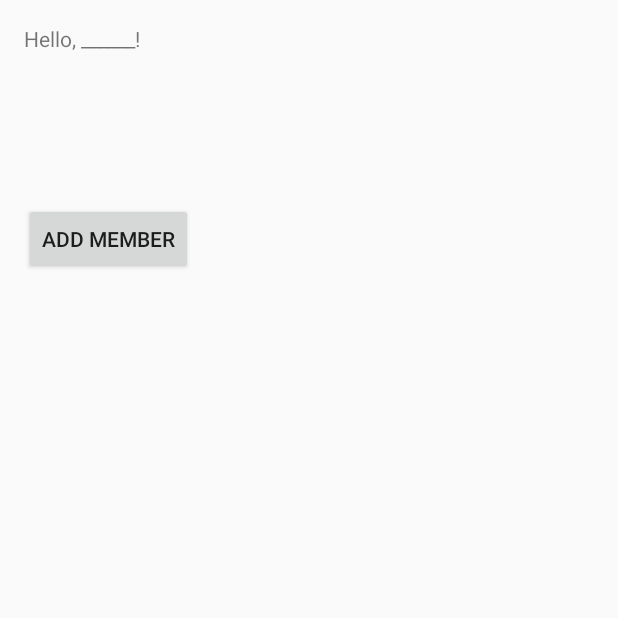
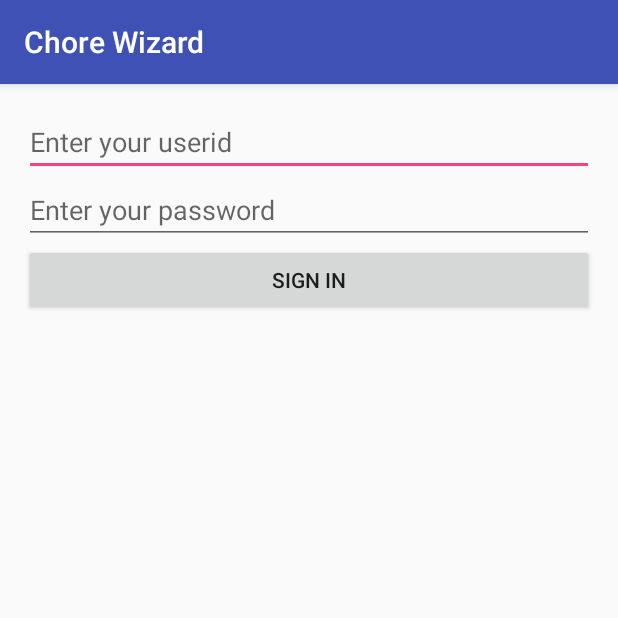
Before and after one commit to cheponin/ChoreWizard, an Android app: the screen it shows after launch (HomeActivity before the commit, SignInActivity after it), after a tap on "OK", on a phone screen of 412 x 824 dp, the top half of it. Run offline under Robolectric (Android 15) with nearby library versions, the phone set to English and light mode, and no system bars.

Commit message:
Log in and log out correctly working.

```diff
--- a/app/build.gradle
+++ b/app/build.gradle
@@ -24,4 +24,5 @@ dependencies {
     testCompile 'junit:junit:4.12'
     compile 'com.android.support:appcompat-v7:23.2.1'
     compile 'com.android.support:design:23.2.1'
+    compile 'com.android.support:support-v4:23.2.1'
 }
--- a/app/src/main/java/tcss450/uw/edu/chorewizard/WelcomeActivity.java
+++ b/app/src/main/java/tcss450/uw/edu/chorewizard/WelcomeActivity.java
@@ -4,6 +4,9 @@ import android.content.Intent;
 import android.support.v7.app.AppCompatActivity;
 import android.os.Bundle;
 import android.view.View;
+
+import tcss450.uw.edu.chorewizard.authenticate.SignInActivity;
+
 
 public class WelcomeActivity extends AppCompatActivity {
 
@@ -15,7 +18,8 @@ public class WelcomeActivity extends AppCompatActivity {
 
     // Takes user to HomeActivity
     public void clickOk(View view) {
-        Intent intent = new Intent(this, HomeActivity.class);
+        Intent intent = new Intent(this, SignInActivity.class);
         startActivity(intent);
     }
+
 }
--- /dev/null
+++ b/app/src/main/java/tcss450/uw/edu/chorewizard/authenticate/LoginFragment.java
@@ -0,0 +1,162 @@
+package tcss450.uw.edu.chorewizard.authenticate;
+
+import android.content.Context;
+import android.net.Uri;
+import android.os.Bundle;
+import android.support.v4.app.Fragment;
+import android.text.TextUtils;
+import android.view.LayoutInflater;
+import android.view.View;
+import android.view.ViewGroup;
+import android.widget.Button;
+import android.widget.EditText;
+import android.widget.Toast;
+
+import tcss450.uw.edu.chorewizard.R;
+
+/**
+ * A simple {@link Fragment} subclass.
+ * Activities that contain this fragment must implement the
+ * {@link LoginFragment.OnFragmentInteractionListener} interface
+ * to handle interaction events.
+ * Use the {@link LoginFragment#newInstance} factory method to
+ * create an instance of this fragment.
+ */
+public class LoginFragment extends Fragment {
+    // TODO: Rename parameter arguments, choose names that match
+    // the fragment initialization parameters, e.g. ARG_ITEM_NUMBER
+    private static final String ARG_PARAM1 = "param1";
+    private static final String ARG_PARAM2 = "param2";
+
+    // TODO: Rename and change types of parameters
+    private String mParam1;
+    private String mParam2;
+
+    private OnFragmentInteractionListener mListener;
+
+    public LoginFragment() {
+        // Required empty public constructor
+    }
+
+    /**
+     * Use this factory method to create a new instance of
+     * this fragment using the provided parameters.
+     *
+     * @param param1 Parameter 1.
+     * @param param2 Parameter 2.
+     * @return A new instance of fragment LoginFragment.
+     */
+    // TODO: Rename and change types and number of parameters
+    public static LoginFragment newInstance(String param1, String param2) {
+        LoginFragment fragment = new LoginFragment();
+        Bundle args = new Bundle();
+        args.putString(ARG_PARAM1, param1);
+        args.putString(ARG_PARAM2, param2);
+        fragment.setArguments(args);
+        return fragment;
+    }
+
+    @Override
+    public void onCreate(Bundle savedInstanceState) {
+        super.onCreate(savedInstanceState);
+        if (getArguments() != null) {
+            mParam1 = getArguments().getString(ARG_PARAM1);
+            mParam2 = getArguments().getString(ARG_PARAM2);
+        }
+    }
+
+    @Override
+    public View onCreateView(LayoutInflater inflater, ViewGroup container,
+                             Bundle savedInstanceState) {
+        // Inflate the layout for this fragment
+        View v =  inflater.inflate(R.layout.fragment_login, container, false);
+        final EditText userIdText = (EditText) v.findViewById(R.id.user_id);
+        final EditText pwdText = (EditText) v.findViewById(R.id.pwd);
+        Button signInButton = (Button) v.findViewById(R.id.signin_button);
+        signInButton.setOnClickListener(new View.OnClickListener() {
+            @Override
+            public void onClick(View v) {
+                String userId = userIdText.getText().toString();
+                String pwd = pwdText.getText().toString();
+                if (TextUtils.isEmpty(userId))  {
+                    Toast.makeText(v.getContext(), "Enter userid"
+                            , Toast.LENGTH_SHORT)
+                            .show();
+                    userIdText.requestFocus();
+                    return;
+                }
+                if (!userId.contains("@")) {
+                    Toast.makeText(v.getContext(), "Enter a valid email address"
+                            , Toast.LENGTH_SHORT)
+                            .show();
+                    userIdText.requestFocus();
+                    return;
+                }
+
+                if (TextUtils.isEmpty(pwd))  {
+                    Toast.makeText(v.getContext(), "Enter password"
+                            , Toast.LENGTH_SHORT)
+                            .show();
+                    pwdText.requestFocus();
+                    return;
+                }
+                if (pwd.length() < 6) {
+                    Toast.makeText(v.getContext(), "Enter password of at least 6characters"
+                            , Toast.LENGTH_SHORT)
+                            .show();
+                    pwdText.requestFocus();
+                    return;
+                }
+
+                ((SignInActivity) getActivity()).login(userId, pwd);
+            }
+        });
+
+        return v;
+    }
+
+
+    // TODO: Rename method, update argument and hook method into UI event
+    public void onButtonPressed(Uri uri) {
+        if (mListener != null) {
+            mListener.onFragmentInteraction(uri);
+        }
+    }
+
+    @Override
+    public void onAttach(Context context) {
+        super.onAttach(context);
+        if (context instanceof OnFragmentInteractionListener) {
+            mListener = (OnFragmentInteractionListener) context;
+        } else {
+            throw new RuntimeException(context.toString()
+                    + " must implement OnFragmentInteractionListener");
+        }
+    }
+
+    @Override
+    public void onDetach() {
+        super.onDetach();
+        mListener = null;
+    }
+
+    /**
+     * This interface must be implemented by activities that contain this
+     * fragment to allow an interaction in this fragment to be communicated
+     * to the activity and potentially other fragments contained in that
+     * activity.
+     * <p/>
+     * See the Android Training lesson <a href=
+     * "http://developer.android.com/training/basics/fragments/communicating.html"
+     * >Communicating with Other Fragments</a> for more information.
+     */
+    public interface OnFragmentInteractionListener {
+        // TODO: Update argument type and name
+        void onFragmentInteraction(Uri uri);
+    }
+
+    public interface LoginInteractionListener {
+        public void login(String userId, String pwd);
+    }
+
+}
--- /dev/null
+++ b/app/src/main/java/tcss450/uw/edu/chorewizard/authenticate/SignInActivity.java
@@ -0,0 +1,55 @@
+package tcss450.uw.edu.chorewizard.authenticate;
+
+import android.content.Context;
+import android.content.Intent;
+import android.content.SharedPreferences;
+import android.net.Uri;
+import android.support.v7.app.AppCompatActivity;
+import android.os.Bundle;
+
+import tcss450.uw.edu.chorewizard.HomeActivity;
+import tcss450.uw.edu.chorewizard.R;
+
+public class SignInActivity extends AppCompatActivity implements LoginFragment.LoginInteractionListener, LoginFragment.OnFragmentInteractionListener {
+
+    private SharedPreferences mSharedPreferences;
+
+    @Override
+    protected void onCreate(Bundle savedInstanceState) {
+        super.onCreate(savedInstanceState);
+        setContentView(R.layout.activity_sign_in);
+
+        mSharedPreferences = getSharedPreferences(getString(R.string.LOGIN_PREFS)
+                , Context.MODE_PRIVATE);
+        if (!mSharedPreferences.getBoolean(getString(R.string.LOGGEDIN), false)) {
+            getSupportFragmentManager().beginTransaction()
+                    .add(R.id.fragment_container, new LoginFragment())
+                    .commit();
+        } else {
+            Intent i = new Intent(this, HomeActivity.class);
+            startActivity(i);
+            finish();
+        }
+
+    }
+
+    @Override
+    public void login(String userId, String pwd) {
+
+        mSharedPreferences
+                .edit()
+                .putBoolean(getString(R.string.LOGGEDIN), true)
+                .commit();
+
+
+        Intent i = new Intent(this, HomeActivity.class);
+        startActivity(i);
+        finish();
+    }
+
+
+    @Override
+    public void onFragmentInteraction(Uri uri) {
+
+    }
+}
--- /dev/null
+++ b/app/src/main/res/layout/activity_sign_in.xml
@@ -0,0 +1,13 @@
+<?xml version="1.0" encoding="utf-8"?>
+<FrameLayout xmlns:android="http://schemas.android.com/apk/res/android"
+    xmlns:tools="http://schemas.android.com/tools"
+    android:id="@+id/fragment_container"
+    android:layout_width="match_parent"
+    android:layout_height="match_parent"
+    android:paddingBottom="@dimen/activity_vertical_margin"
+    android:paddingLeft="@dimen/activity_horizontal_margin"
+    android:paddingRight="@dimen/activity_horizontal_margin"
+    android:paddingTop="@dimen/activity_vertical_margin"
+    tools:context="tcss450.uw.edu.chorewizard.authenticate.SignInActivity">
+
+</FrameLayout>
--- /dev/null
+++ b/app/src/main/res/layout/fragment_login.xml
@@ -0,0 +1,30 @@
+<LinearLayout xmlns:android="http://schemas.android.com/apk/res/android"
+    xmlns:tools="http://schemas.android.com/tools"
+    android:layout_width="match_parent"
+    android:layout_height="match_parent"
+    android:orientation="vertical"
+    tools:context="tcss450.uw.edu.chorewizard.authenticate.LoginFragment">
+
+    <EditText
+        android:layout_width="match_parent"
+        android:layout_height="wrap_content"
+        android:id="@+id/user_id"
+        android:hint="Enter your userid"
+        android:layout_gravity="left"
+        android:inputType="textEmailAddress"/>
+
+    <EditText
+        android:layout_width="match_parent"
+        android:layout_height="wrap_content"
+        android:id="@+id/pwd"
+        android:hint="Enter your password"
+        android:layout_gravity="left"
+        android:inputType="text"/>
+
+    <Button
+        android:layout_width="match_parent"
+        android:layout_height="wrap_content"
+        android:id="@+id/signin_button"
+        android:text="Sign in"/>
+
+</LinearLayout>
--- /dev/null
+++ b/app/src/main/res/values/ids.xml
@@ -0,0 +1,4 @@
+<?xml version="1.0" encoding="utf-8"?>
+<resources>
+    <item name="action_settings" type="id" />
+</resources>
--- a/app/src/main/res/values/strings.xml
+++ b/app/src/main/res/values/strings.xml
@@ -12,4 +12,9 @@
     <string name="ok">OK</string>
     <string name="add_member">Add Member</string>
     <string name="hello_message">Hello, ______!</string>
+
+    <string name="LOGIN_PREFS">edu.uw.tacoma.aclanton.chorewizard.PREFS</string>
+    <string name="LOGGEDIN">loggedin</string>
+    <string name="action_logout" />
+
 </resources>
```
Also changed, not shown: app/src/main/AndroidManifest.xml (+6 -5 lines), app/src/main/java/tcss450/uw/edu/chorewizard/HomeActivity.java (+12 -1 lines), app/src/main/res/layout/activity_home.xml (+10 -1 lines).
